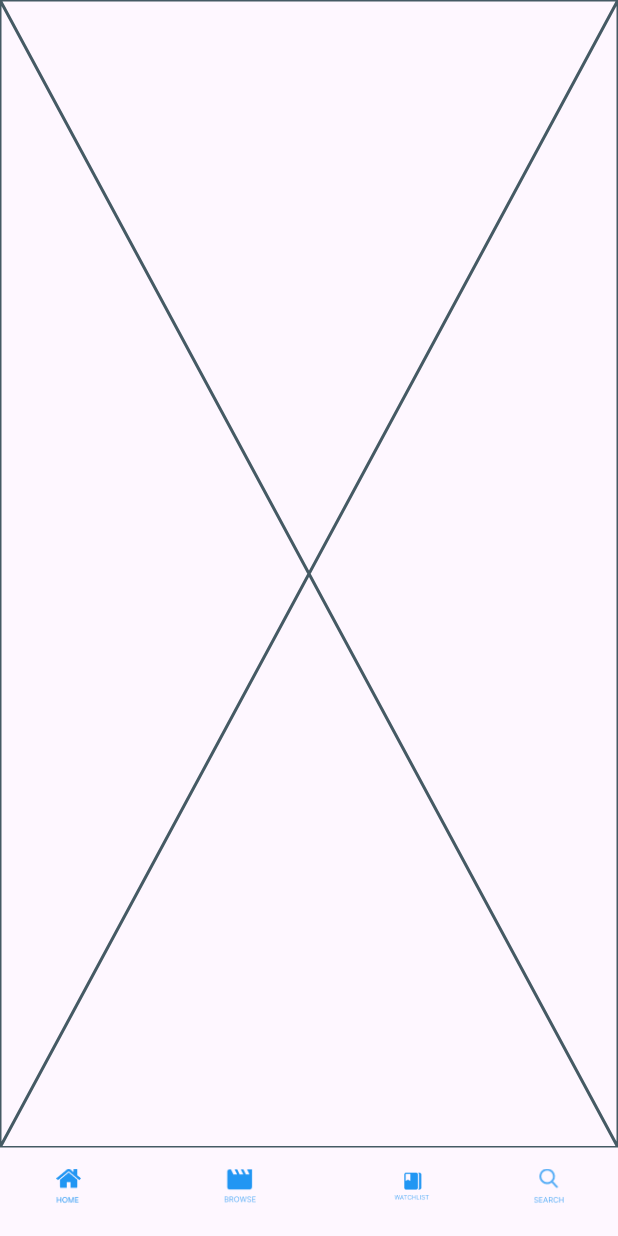
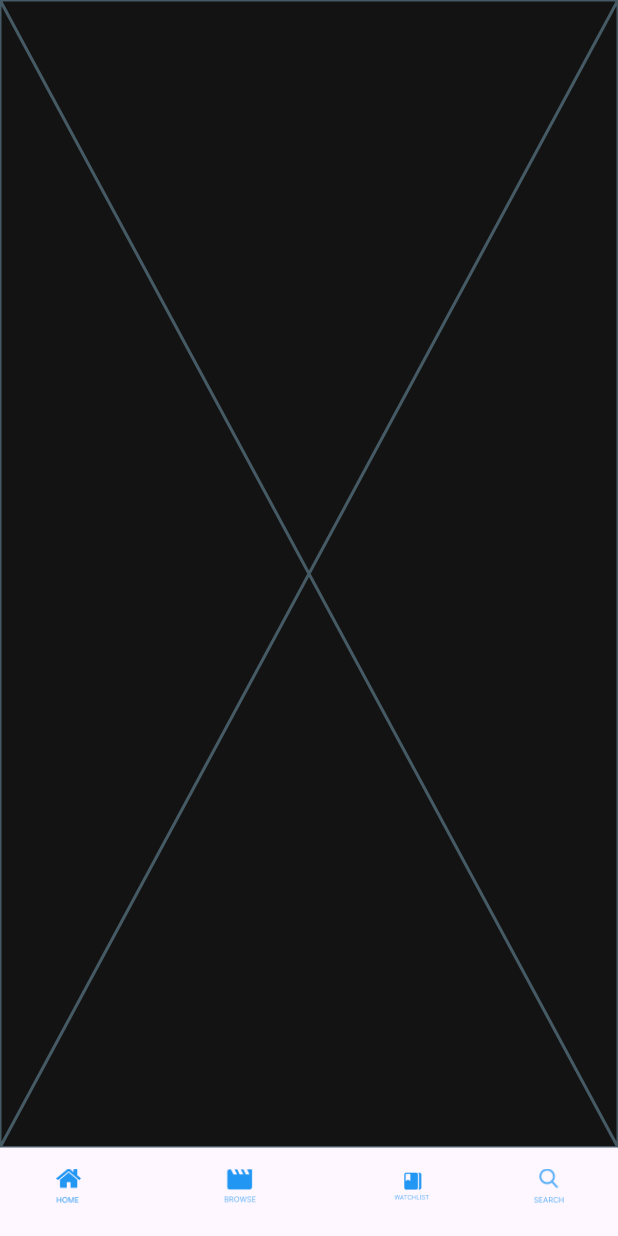
Before and after one commit to Lemon1911/movies_app, a Flutter app: the screen it shows after launch, item 2 of the bottom bar chosen, on a phone screen of 412 x 824 dp. Run offline on Flutter 3.47's test engine with Material 3 defaults, Android fonts, the phone set to English and light mode, and no system bars.

Commit message:
ready for more code in app theme

```diff
--- a/lib/core/config/app_theme.dart
+++ b/lib/core/config/app_theme.dart
@@ -2,8 +2,10 @@ import 'package:flutter/material.dart';
 
 class AppTheme {
   static ThemeData appTheme = ThemeData(
-      primaryColor: const Color(0xff121312),
-      bottomNavigationBarTheme: const BottomNavigationBarThemeData(
-        backgroundColor: Color(0xff121312),
-      ));
+    primaryColor: const Color(0xff121312),
+    scaffoldBackgroundColor: const Color(0xff121312),
+    bottomNavigationBarTheme: const BottomNavigationBarThemeData(
+      backgroundColor: Color(0xff121312),
+    ),
+  );
 }
```
